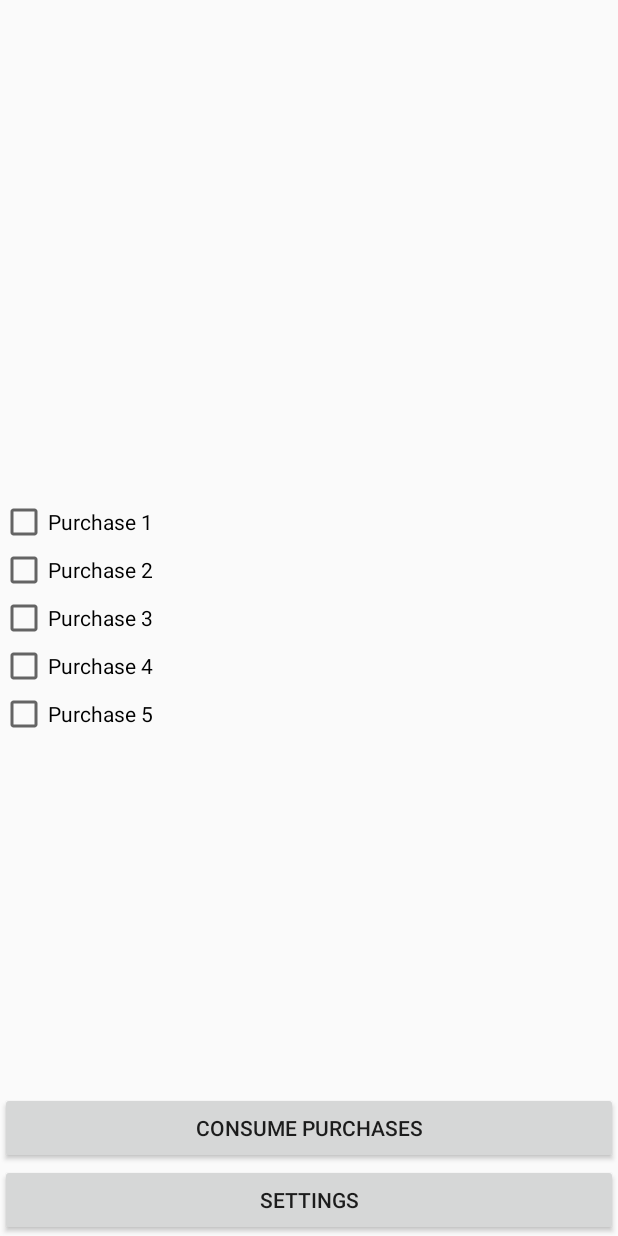
After one commit to richjhart/google_helper, an Android app: the layout fragment_main.xml on its own in the app's theme, with its tools: preview values and no code run, on a phone screen of 412 x 824 dp. The commit adds this screen. Run offline under Robolectric (Android 15) with nearby library versions, the phone set to English and light mode, and no system bars.

Commit message:
working for multiple purchases

```diff
--- a/app/build.gradle
+++ b/app/build.gradle
@@ -8,8 +8,8 @@ android {
         applicationId "com.rjhartsoftware.googlehelper.app"
         minSdkVersion 16
         targetSdkVersion 29
-        versionCode 1
-        versionName "1.0"
+        versionCode 2
+        versionName "1.1"
         testInstrumentationRunner "androidx.test.runner.AndroidJUnitRunner"
         multiDexEnabled true
     }
--- /dev/null
+++ b/app/src/main/res/layout/fragment_main.xml
@@ -0,0 +1,81 @@
+<?xml version="1.0" encoding="utf-8"?>
+<androidx.constraintlayout.widget.ConstraintLayout xmlns:android="http://schemas.android.com/apk/res/android"
+    xmlns:app="http://schemas.android.com/apk/res-auto"
+    xmlns:tools="http://schemas.android.com/tools"
+    android:layout_width="match_parent"
+    android:layout_height="match_parent"
+    tools:context=".MainActivity">
+
+    <CheckBox
+        app:layout_constraintVertical_chainStyle="packed"
+        app:layout_constraintTop_toTopOf="parent"
+        app:layout_constraintBottom_toTopOf="@id/main_purchase_status_2"
+        android:id="@+id/main_purchase_status_1"
+        android:layout_width="match_parent"
+        android:layout_height="wrap_content"
+        android:text="Purchase 1"
+        android:enabled="true"
+        android:clickable="false"
+        tools:ignore="HardcodedText" />
+    <CheckBox
+        app:layout_constraintVertical_chainStyle="packed"
+        android:id="@+id/main_purchase_status_2"
+        android:text="Purchase 2"
+        app:layout_constraintTop_toBottomOf="@id/main_purchase_status_1"
+        app:layout_constraintBottom_toTopOf="@id/main_purchase_status_3"
+        android:layout_width="match_parent"
+        android:layout_height="wrap_content"
+        android:enabled="true"
+        android:clickable="false"
+        tools:ignore="HardcodedText" />
+    <CheckBox
+        app:layout_constraintVertical_chainStyle="packed"
+        android:text="Purchase 3"
+        android:id="@+id/main_purchase_status_3"
+        app:layout_constraintTop_toBottomOf="@id/main_purchase_status_2"
+        app:layout_constraintBottom_toTopOf="@id/main_purchase_status_4"
+        android:layout_width="match_parent"
+        android:layout_height="wrap_content"
+        android:enabled="true"
+        android:clickable="false"
+        tools:ignore="HardcodedText" />
+    <CheckBox
+        app:layout_constraintVertical_chainStyle="packed"
+        android:text="Purchase 4"
+        app:layout_constraintTop_toBottomOf="@id/main_purchase_status_3"
+        app:layout_constraintBottom_toTopOf="@id/main_purchase_status_5"
+        android:id="@+id/main_purchase_status_4"
+        android:layout_width="match_parent"
+        android:layout_height="wrap_content"
+        android:enabled="true"
+        android:clickable="false"
+        tools:ignore="HardcodedText" />
+    <CheckBox
+        app:layout_constraintVertical_chainStyle="packed"
+        android:text="Purchase 5"
+        android:id="@+id/main_purchase_status_5"
+        app:layout_constraintTop_toBottomOf="@id/main_purchase_status_4"
+        app:layout_constraintBottom_toBottomOf="parent"
+        android:layout_width="match_parent"
+        android:layout_height="wrap_content"
+        android:enabled="true"
+        android:clickable="false"
+        tools:ignore="HardcodedText" />
+
+    <Button
+        android:id="@+id/main_consume"
+        app:layout_constraintBottom_toTopOf="@id/main_settings"
+        android:layout_width="match_parent"
+        android:layout_height="wrap_content"
+        android:text="Consume Purchases"
+        tools:ignore="HardcodedText" />
+
+    <Button
+        android:id="@+id/main_settings"
+        app:layout_constraintBottom_toBottomOf="parent"
+        android:layout_width="match_parent"
+        android:layout_height="wrap_content"
+        android:text="Settings"
+        tools:ignore="HardcodedText" />
+
+</androidx.constraintlayout.widget.ConstraintLayout>
```
Also changed, not shown: app/src/main/java/com/rjhartsoftware/googlehelper/app/MainActivity.java (+10 -15 lines), app/src/main/java/com/rjhartsoftware/googlehelper/app/MainFragment.java (added, +91 -0 lines), app/src/main/res/layout/activity_main.xml (+0 -8 lines), google/src/main/java/com/rjhartsoftware/googlehelper/GoogleHelper.java (+10 -0 lines).
